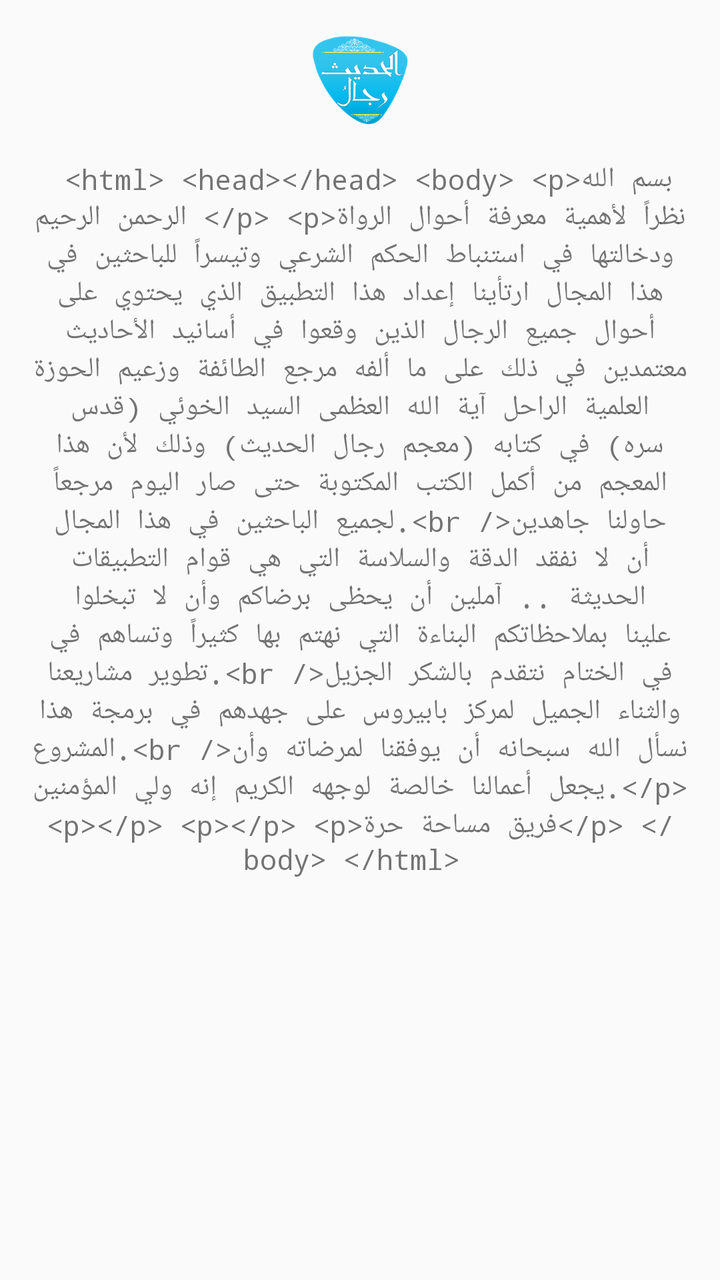
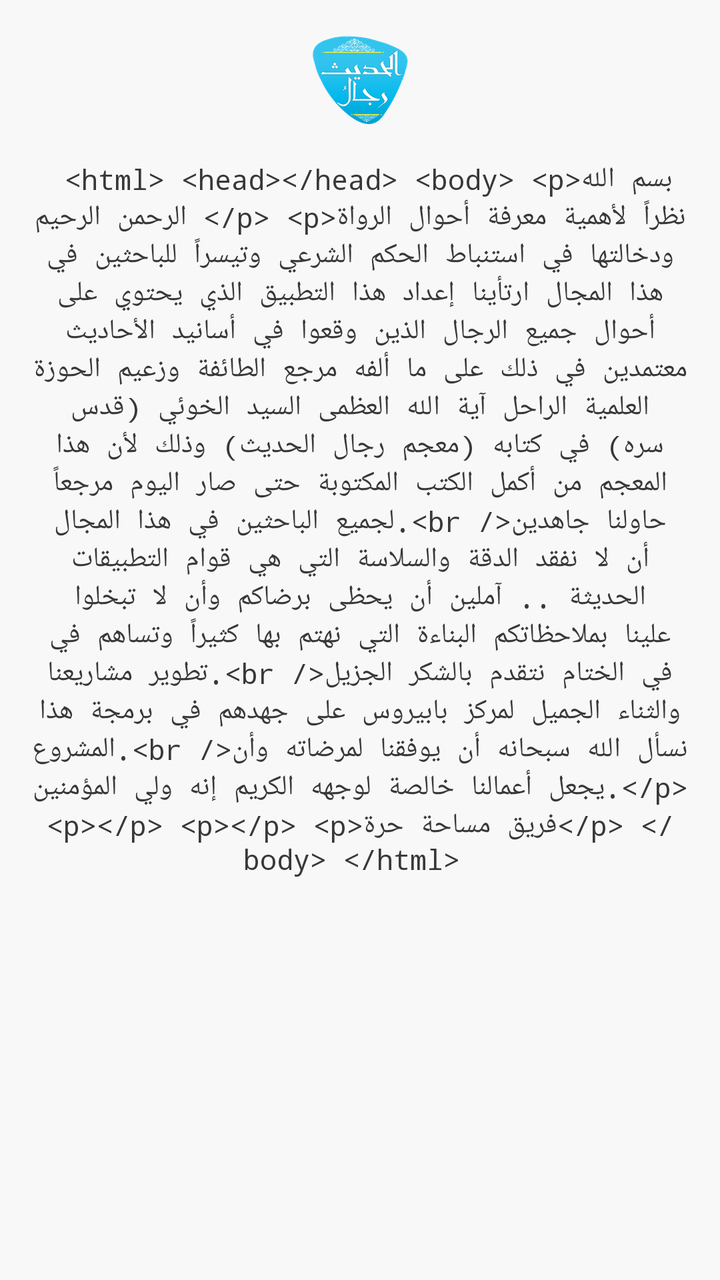

An Android layout rendered at two revisions. The XML below is the earlier revision; the diff shows what the commit changed to produce the second picture.
<!-- AndroidManifest.xml: application theme AppTheme -->
<!-- res/layout/activity_about.xml -->
<?xml version="1.0" encoding="utf-8"?>
<LinearLayout
    xmlns:android="http://schemas.android.com/apk/res/android"
    xmlns:app="http://schemas.android.com/apk/res-auto"
    xmlns:tools="http://schemas.android.com/tools"
    android:orientation="vertical"
    android:layout_width="match_parent"
    android:layout_height="match_parent"
    tools:context="org.masaha.rejalalhadith.ui.main.About">


    <ScrollView
        android:layout_width="match_parent"
        android:layout_height="match_parent">
        <LinearLayout
            android:layout_width="match_parent"
            android:layout_height="wrap_content"
            android:orientation="vertical">
    <ImageView
        android:id="@+id/imageView2"
        android:layout_width="wrap_content"
        android:layout_height="wrap_content"
        android:layout_marginTop="16dp"
        android:layout_gravity="center"
        android:src="@mipmap/ic_launcher"
 />

    <TextView
        android:id="@+id/textView2"
        android:layout_width="match_parent"
        android:layout_height="wrap_content"
        android:layout_gravity="center"
        android:layout_marginBottom="16dp"
        android:gravity="center_horizontal"
        android:layout_marginEnd="16dp"
        android:layout_marginStart="16dp"
        android:layout_marginTop="16dp"
        android:text="@string/about_us"
 />
        </LinearLayout>
</ScrollView>

</LinearLayout>
<!-- resources referenced by this layout -->
<resources>
  <!-- mipmap ic_launcher: png bitmap (mipmap-hdpi, 7360 bytes) -->
  <string name="about_us">
  &lt;html&gt;
   &lt;head&gt;&lt;/head&gt;
   &lt;body&gt;
  &lt;p&gt;بسم الله الرحمن الرحيم &lt;/p&gt;
  &lt;p&gt;نظراً لأهمية معرفة أحوال الرواة ودخالتها في استنباط الحكم الشرعي وتيسراً للباحثين في هذا المجال ارتأينا إعداد هذا التطبيق الذي يحتوي على أحوال جميع الرجال الذين وقعوا في أسانيد الأحاديث معتمدين في ذلك على ما ألفه مرجع الطائفة وزعيم الحوزة العلمية الراحل آية الله العظمى السيد الخوئي (قدس سره) في كتابه (معجم رجال الحديث) وذلك لأن هذا المعجم من أكمل الكتب المكتوبة حتى صار اليوم مرجعاً لجميع الباحثين في هذا المجال.&lt;br /&gt;حاولنا جاهدين أن لا نفقد الدقة والسلاسة التي هي قوام التطبيقات الحديثة .. آملين أن يحظى برضاكم وأن لا تبخلوا علينا بملاحظاتكم البناءة التي نهتم بها كثيراً وتساهم في تطوير مشاريعنا.&lt;br /&gt;في الختام نتقدم بالشكر الجزيل والثناء الجميل لمركز بابيروس على جهدهم في برمجة هذا المشروع.&lt;br /&gt;نسأل الله سبحانه أن يوفقنا لمرضاته وأن يجعل أعمالنا خالصة لوجهه الكريم إنه ولي المؤمنين.&lt;/p&gt;
  &lt;p&gt;&lt;/p&gt;
  &lt;p&gt;&lt;/p&gt;
  &lt;p&gt;فريق مساحة حرة&lt;/p&gt;
   &lt;/body&gt;
  &lt;/html&gt;
  
      </string>
  <style name="AppTheme" parent="Theme.AppCompat.Light.DarkActionBar">
          
          <item name="android:typeface">monospace</item>
          <item name="colorPrimary">@color/colorPrimary</item>
          <item name="colorPrimaryDark">@color/colorPrimaryDark</item>
          <item name="colorAccent">@color/colorAccent</item>
      </style>
  <color name="colorPrimary">#4694FE</color>
  <color name="colorPrimaryDark">#4694FE</color>
  <color name="colorAccent">#FF4081</color>
</resources>

<!-- the commit's change to res/layout/activity_about.xml (unified diff, before → after) -->
@@ -4,6 +4,7 @@
     xmlns:app="http://schemas.android.com/apk/res-auto"
     xmlns:tools="http://schemas.android.com/tools"
     android:orientation="vertical"
+    android:background="@color/page_background"
     android:layout_width="match_parent"
     android:layout_height="match_parent"
     tools:context="org.masaha.rejalalhadith.ui.main.About">
@@ -36,6 +37,7 @@
         android:layout_marginStart="16dp"
         android:layout_marginTop="16dp"
         android:text="@string/about_us"
+        android:textColor="@color/text_primary"
  />
         </LinearLayout>
 </ScrollView>
<!-- resource entries referenced after the edit -->
@@ -1,5 +1,7 @@
 <!-- resources referenced by this layout -->
 <resources>
+  <color name="page_background">@color/grey</color>
+  <color name="text_primary">@color/main_black</color>
   <!-- mipmap ic_launcher: png bitmap (mipmap-hdpi, 7360 bytes) -->
   <string name="about_us">
   &lt;html&gt;
@@ -14,15 +16,26 @@
   &lt;/html&gt;
   
       </string>
-  <style name="AppTheme" parent="Theme.AppCompat.Light.DarkActionBar">
+  <style name="AppTheme" parent="Theme.AppCompat.DayNight.DarkActionBar">
           
           <item name="android:typeface">monospace</item>
           <item name="colorPrimary">@color/colorPrimary</item>
           <item name="colorPrimaryDark">@color/colorPrimaryDark</item>
           <item name="colorAccent">@color/colorAccent</item>
+          <item name="android:windowBackground">@color/page_background</item>
+          <item name="android:colorBackground">@color/surface</item>
+          <item name="android:textColorPrimary">@color/text_primary</item>
+          <item name="android:textColorSecondary">@color/text_secondary</item>
+          <item name="android:textColor">@color/text_primary</item>
       </style>
+  <color name="grey">#f8f8f8</color>
+  <color name="main_black">#383837</color>
   <color name="colorPrimary">#4694FE</color>
   <color name="colorPrimaryDark">#4694FE</color>
   <color name="colorAccent">#FF4081</color>
+  <color name="surface">@color/white</color>
+  <color name="text_secondary">@color/bottom_black</color>
+  <color name="white">#FFFFFF</color>
+  <color name="bottom_black">#60605F</color>
 </resources>
 
